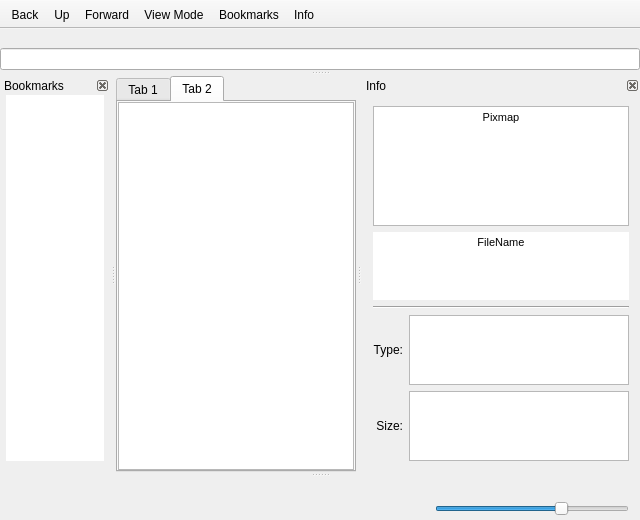
Qt form mainwindow.ui (FrankMamuda/filemanager) before a commit.
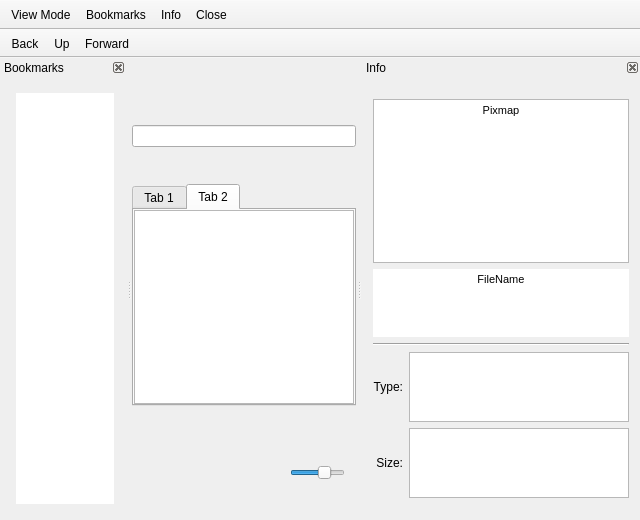
The same form after that commit. The open tabs and pages were chosen to show the change. Icons and pictures are not drawn. Custom widgets are drawn as their Qt base class.

The edit to the form file:
```diff
--- a/mainwindow.ui
+++ b/mainwindow.ui
@@ -18,6 +18,55 @@
     <normaloff>.</normaloff>.</iconset>
   </property>
   <widget class="QWidget" name="centralWidget">
+   <layout class="QGridLayout" name="gridLayout_2">
+    <property name="leftMargin">
+     <number>0</number>
+    </property>
+    <property name="topMargin">
+     <number>12</number>
+    </property>
+    <property name="rightMargin">
+     <number>0</number>
+    </property>
+    <property name="bottomMargin">
+     <number>0</number>
+    </property>
+    <property name="spacing">
+     <number>0</number>
+    </property>
+    <item row="0" column="0">
+     <widget class="QWidget" name="midWidget" native="true">
+      <layout class="QVBoxLayout" name="verticalLayout_4">
+       <property name="spacing">
+        <number>0</number>
+       </property>
+       <property name="leftMargin">
+        <number>0</number>
+       </property>
+       <property name="topMargin">
+        <number>0</number>
+       </property>
+       <property name="rightMargin">
+        <number>0</number>
+       </property>
+       <property name="bottomMargin">
+        <number>0</number>
+       </property>
+       <item>
+        <widget class="QDockWidget" name="dockPath">
+         <property name="sizePolicy">
+          <sizepolicy hsizetype="Expanding" vsizetype="Expanding">
+           <horstretch>0</horstretch>
+           <verstretch>0</verstretch>
+          </sizepolicy>
+         </property>
+         <property name="features">
+          <set>QDockWidget::NoDockWidgetFeatures</set>
+         </property>
+         <property name="allowedAreas">
+          <set>Qt::TopDockWidgetArea</set>
+         </property>
+         <widget class="QWidget" name="dockPathContents">
    <layout class="QVBoxLayout" name="verticalLayout_2">
     <property name="spacing">
      <number>0</number>
@@ -35,9 +84,16 @@
      <number>0</number>
     </property>
     <item>
+            <widget class="QLineEdit" name="pathEdit"/>
+           </item>
+          </layout>
+         </widget>
+        </widget>
+       </item>
+       <item>
      <widget class="QTabWidget" name="tabWidget">
       <property name="currentIndex">
-       <number>0</number>
+          <number>1</number>
       </property>
       <widget class="QWidget" name="Main">
        <attribute name="title">
@@ -212,8 +268,6 @@
          </widget>
         </item>
        </layout>
-       <zorder>stackedWidget</zorder>
-       <zorder>listView</zorder>
       </widget>
       <widget class="QWidget" name="Extra">
        <attribute name="title">
@@ -391,9 +445,95 @@
       </widget>
      </widget>
     </item>
-   </layout>
-   <zorder>listView</zorder>
-   <zorder>tabWidget</zorder>
+       <item>
+        <widget class="QDockWidget" name="dockStatus">
+         <property name="sizePolicy">
+          <sizepolicy hsizetype="Minimum" vsizetype="Minimum">
+           <horstretch>0</horstretch>
+           <verstretch>0</verstretch>
+          </sizepolicy>
+         </property>
+         <property name="features">
+          <set>QDockWidget::NoDockWidgetFeatures</set>
+         </property>
+         <property name="allowedAreas">
+          <set>Qt::BottomDockWidgetArea|Qt::TopDockWidgetArea</set>
+         </property>
+         <widget class="QWidget" name="dockStatusContent">
+          <layout class="QHBoxLayout" name="horizontalLayout_8">
+           <property name="spacing">
+            <number>0</number>
+           </property>
+           <property name="topMargin">
+            <number>0</number>
+           </property>
+           <property name="bottomMargin">
+            <number>0</number>
+           </property>
+           <item>
+            <layout class="QHBoxLayout" name="horizontalLayout" stretch="1,1,0,1">
+             <item>
+              <widget class="QLabel" name="statusBar">
+               <property name="text">
+                <string/>
+               </property>
+              </widget>
+             </item>
+             <item>
+              <spacer name="horizontalSpacer">
+               <property name="orientation">
+                <enum>Qt::Horizontal</enum>
+               </property>
+               <property name="sizeHint" stdset="0">
+                <size>
+                 <width>0</width>
+                 <height>0</height>
+                </size>
+               </property>
+              </spacer>
+             </item>
+             <item>
+              <widget class="QToolButton" name="notificationInfo">
+               <property name="text">
+                <string/>
+               </property>
+               <property name="autoRaise">
+                <bool>true</bool>
+               </property>
+              </widget>
+             </item>
+             <item>
+              <widget class="QSlider" name="horizontalSlider">
+               <property name="minimum">
+                <number>1</number>
+               </property>
+               <property name="maximum">
+                <number>4</number>
+               </property>
+               <property name="singleStep">
+                <number>1</number>
+               </property>
+               <property name="pageStep">
+                <number>2</number>
+               </property>
+               <property name="value">
+                <number>3</number>
+               </property>
+               <property name="orientation">
+                <enum>Qt::Horizontal</enum>
+               </property>
+              </widget>
+             </item>
+            </layout>
+           </item>
+          </layout>
+         </widget>
+        </widget>
+       </item>
+      </layout>
+     </widget>
+    </item>
+   </layout>
   </widget>
   <widget class="QToolBar" name="mainToolBar">
    <property name="movable">
@@ -404,12 +544,12 @@
    </property>
    <property name="iconSize">
     <size>
-     <width>32</width>
-     <height>32</height>
+     <width>24</width>
+     <height>24</height>
     </size>
    </property>
    <property name="toolButtonStyle">
-    <enum>Qt::ToolButtonTextUnderIcon</enum>
+    <enum>Qt::ToolButtonTextBesideIcon</enum>
    </property>
    <property name="floatable">
     <bool>false</bool>
@@ -420,12 +560,10 @@
    <attribute name="toolBarBreak">
     <bool>false</bool>
    </attribute>
-   <addaction name="actionBack"/>
-   <addaction name="actionUp"/>
-   <addaction name="actionForward"/>
    <addaction name="actionViewMode"/>
    <addaction name="actionBookmarks"/>
    <addaction name="actionInfo"/>
+   <addaction name="actionClose"/>
   </widget>
   <widget class="QDockWidget" name="dockBookmarks">
    <property name="features">
@@ -441,18 +579,21 @@
     <number>1</number>
    </attribute>
    <widget class="QWidget" name="dockBookmarksContents">
-    <layout class="QHBoxLayout" name="horizontalLayout_4">
+    <layout class="QVBoxLayout" name="verticalLayout">
      <property name="spacing">
       <number>0</number>
      </property>
      <property name="leftMargin">
-      <number>6</number>
+      <number>16</number>
      </property>
      <property name="topMargin">
-      <number>0</number>
+      <number>16</number>
      </property>
      <property name="rightMargin">
-      <number>6</number>
+      <number>12</number>
+     </property>
+     <property name="bottomMargin">
+      <number>16</number>
      </property>
      <item>
       <widget class="SideView" name="sideView">
@@ -628,124 +769,37 @@
     </layout>
    </widget>
   </widget>
-  <widget class="QDockWidget" name="dockPath">
-   <property name="features">
-    <set>QDockWidget::NoDockWidgetFeatures</set>
+  <widget class="QToolBar" name="navigationToolbar">
+   <property name="windowTitle">
+    <string>toolBar</string>
    </property>
-   <property name="allowedAreas">
-    <set>Qt::TopDockWidgetArea</set>
+   <property name="movable">
+    <bool>false</bool>
    </property>
-   <attribute name="dockWidgetArea">
-    <number>4</number>
-   </attribute>
-   <widget class="QWidget" name="dockPathContents">
-    <layout class="QVBoxLayout" name="verticalLayout">
-     <property name="spacing">
-      <number>0</number>
-     </property>
-     <property name="leftMargin">
-      <number>0</number>
-     </property>
-     <property name="topMargin">
-      <number>0</number>
-     </property>
-     <property name="rightMargin">
-      <number>0</number>
-     </property>
-     <property name="bottomMargin">
-      <number>0</number>
-     </property>
-     <item>
-      <widget class="QLineEdit" name="pathEdit"/>
-     </item>
-    </layout>
-   </widget>
-  </widget>
-  <widget class="QDockWidget" name="dockStatus">
-   <property name="sizePolicy">
-    <sizepolicy hsizetype="Minimum" vsizetype="Minimum">
-     <horstretch>0</horstretch>
-     <verstretch>0</verstretch>
-    </sizepolicy>
-   </property>
-   <property name="features">
-    <set>QDockWidget::NoDockWidgetFeatures</set>
-   </property>
    <property name="allowedAreas">
-    <set>Qt::BottomDockWidgetArea|Qt::TopDockWidgetArea</set>
+    <set>Qt::TopToolBarArea</set>
    </property>
-   <attribute name="dockWidgetArea">
-    <number>8</number>
-   </attribute>
-   <widget class="QWidget" name="dockStatusContents">
-    <layout class="QHBoxLayout" name="horizontalLayout_5">
-     <property name="spacing">
-      <number>0</number>
-     </property>
-     <property name="topMargin">
-      <number>0</number>
-     </property>
-     <property name="bottomMargin">
-      <number>0</number>
-     </property>
-     <item>
-      <layout class="QHBoxLayout" name="horizontalLayout" stretch="1,1,0,1">
-       <item>
-        <widget class="QLabel" name="statusBar">
-         <property name="text">
-          <string/>
-         </property>
-        </widget>
-       </item>
-       <item>
-        <spacer name="horizontalSpacer">
-         <property name="orientation">
-          <enum>Qt::Horizontal</enum>
-         </property>
-         <property name="sizeHint" stdset="0">
+   <property name="iconSize">
           <size>
-           <width>0</width>
-           <height>0</height>
-          </size>
-         </property>
-        </spacer>
-       </item>
-       <item>
-        <widget class="QToolButton" name="notificationInfo">
-         <property name="text">
-          <string/>
-         </property>
-         <property name="autoRaise">
+     <width>16</width>
+     <height>16</height>
+    </size>
+   </property>
+   <property name="toolButtonStyle">
+    <enum>Qt::ToolButtonIconOnly</enum>
+   </property>
+   <property name="floatable">
+    <bool>false</bool>
+   </property>
+   <attribute name="toolBarArea">
+    <enum>TopToolBarArea</enum>
+   </attribute>
+   <attribute name="toolBarBreak">
           <bool>true</bool>
-         </property>
-        </widget>
-       </item>
-       <item>
-        <widget class="QSlider" name="horizontalSlider">
-         <property name="minimum">
-          <number>1</number>
-         </property>
-         <property name="maximum">
-          <number>4</number>
-         </property>
-         <property name="singleStep">
-          <number>1</number>
-         </property>
-         <property name="pageStep">
-          <number>2</number>
-         </property>
-         <property name="value">
-          <number>3</number>
-         </property>
-         <property name="orientation">
-          <enum>Qt::Horizontal</enum>
-         </property>
-        </widget>
-       </item>
-      </layout>
-     </item>
-    </layout>
-   </widget>
+   </attribute>
+   <addaction name="actionBack"/>
+   <addaction name="actionUp"/>
+   <addaction name="actionForward"/>
   </widget>
   <action name="actionUp">
    <property name="text">
@@ -783,6 +837,11 @@
     <string>Info</string>
    </property>
   </action>
+  <action name="actionClose">
+   <property name="text">
+    <string>Close</string>
+   </property>
+  </action>
  </widget>
  <layoutdefault spacing="6" margin="11"/>
  <customwidgets>
```
Lines whose indentation alone changed are shown as unchanged.
